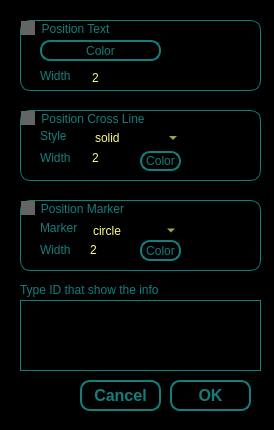
First picture: the form in viewers/phero_bg_info_setting.ui, repository XuelongSun/VColCOSP_GUI, before the edit.
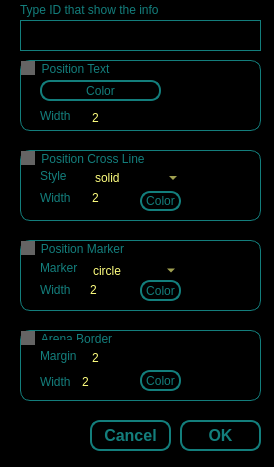
Second picture: the form after the edit.

Commit message: Added arena border display

```diff
--- a/viewers/phero_bg_info_setting.ui
+++ b/viewers/phero_bg_info_setting.ui
@@ -7,7 +7,7 @@
     <x>0</x>
     <y>0</y>
     <width>274</width>
-    <height>430</height>
+    <height>467</height>
    </rect>
   </property>
   <property name="windowTitle">
@@ -21,7 +21,7 @@
    <property name="geometry">
     <rect>
      <x>20</x>
-     <y>20</y>
+     <y>60</y>
      <width>241</width>
      <height>71</height>
     </rect>
@@ -121,7 +121,7 @@
    <property name="geometry">
     <rect>
      <x>20</x>
-     <y>110</y>
+     <y>150</y>
      <width>241</width>
      <height>71</height>
     </rect>
@@ -267,7 +267,7 @@
    <property name="geometry">
     <rect>
      <x>20</x>
-     <y>200</y>
+     <y>240</y>
      <width>241</width>
      <height>71</height>
     </rect>
@@ -412,8 +412,8 @@
   <widget class="QPushButton" name="pb_ok">
    <property name="geometry">
     <rect>
-     <x>170</x>
-     <y>380</y>
+     <x>180</x>
+     <y>420</y>
      <width>81</width>
      <height>31</height>
     </rect>
@@ -437,8 +437,8 @@
   <widget class="QPushButton" name="pb_cancel">
    <property name="geometry">
     <rect>
-     <x>80</x>
-     <y>380</y>
+     <x>90</x>
+     <y>420</y>
      <width>81</width>
      <height>31</height>
     </rect>
@@ -463,7 +463,7 @@
    <property name="geometry">
     <rect>
      <x>20</x>
-     <y>280</y>
+     <y>0</y>
      <width>231</width>
      <height>20</height>
     </rect>
@@ -476,9 +476,9 @@
    <property name="geometry">
     <rect>
      <x>20</x>
-     <y>300</y>
+     <y>20</y>
      <width>241</width>
-     <height>71</height>
+     <height>31</height>
     </rect>
    </property>
    <property name="font">
@@ -494,6 +494,143 @@
 color:rgb(255, 255, 127)</string>
    </property>
   </widget>
+  <widget class="QGroupBox" name="groupBox_arena_border">
+   <property name="geometry">
+    <rect>
+     <x>20</x>
+     <y>330</y>
+     <width>241</width>
+     <height>71</height>
+    </rect>
+   </property>
+   <property name="styleSheet">
+    <string notr="true">QGroupBox::indicator:unchecked{
+	border: 1px solid rgb(100,100,100);
+	background-color:rgb(100,100,100);
+}
+QGroupBox{
+	border: 1px solid rgb(19, 126, 124);
+	border-radius:10px;
+}
+</string>
+   </property>
+   <property name="title">
+    <string>Arena Border</string>
+   </property>
+   <property name="flat">
+    <bool>false</bool>
+   </property>
+   <property name="checkable">
+    <bool>true</bool>
+   </property>
+   <property name="checked">
+    <bool>false</bool>
+   </property>
+   <widget class="QPushButton" name="pb_arena_border_color">
+    <property name="geometry">
+     <rect>
+      <x>120</x>
+      <y>40</y>
+      <width>41</width>
+      <height>21</height>
+     </rect>
+    </property>
+    <property name="styleSheet">
+     <string notr="true">border: 2px solid rgb(19, 126, 124);
+border-radius:10px;</string>
+    </property>
+    <property name="text">
+     <string>Color</string>
+    </property>
+   </widget>
+   <widget class="QLabel" name="lv_arena_border">
+    <property name="geometry">
+     <rect>
+      <x>180</x>
+      <y>10</y>
+      <width>51</width>
+      <height>51</height>
+     </rect>
+    </property>
+    <property name="text">
+     <string/>
+    </property>
+   </widget>
+   <widget class="QLabel" name="label_20">
+    <property name="geometry">
+     <rect>
+      <x>20</x>
+      <y>41</y>
+      <width>41</width>
+      <height>21</height>
+     </rect>
+    </property>
+    <property name="text">
+     <string>Width</string>
+    </property>
+   </widget>
+   <widget class="QSpinBox" name="sb_arena_border_width">
+    <property name="geometry">
+     <rect>
+      <x>60</x>
+      <y>44</y>
+      <width>51</width>
+      <height>16</height>
+     </rect>
+    </property>
+    <property name="styleSheet">
+     <string notr="true">border: 2px soild rgb(19, 126, 124);
+color: rgb(255, 255, 127);
+</string>
+    </property>
+    <property name="maximum">
+     <number>100</number>
+    </property>
+    <property name="value">
+     <number>2</number>
+    </property>
+    <property name="displayIntegerBase">
+     <number>10</number>
+    </property>
+   </widget>
+   <widget class="QLabel" name="label_21">
+    <property name="geometry">
+     <rect>
+      <x>20</x>
+      <y>10</y>
+      <width>41</width>
+      <height>31</height>
+     </rect>
+    </property>
+    <property name="text">
+     <string>Margin</string>
+    </property>
+   </widget>
+   <widget class="QSpinBox" name="sb_arena_border_margin">
+    <property name="geometry">
+     <rect>
+      <x>70</x>
+      <y>20</y>
+      <width>91</width>
+      <height>16</height>
+     </rect>
+    </property>
+    <property name="styleSheet">
+     <string notr="true">border: 2px soild rgb(19, 126, 124);
+color: rgb(255, 255, 127);
+</string>
+    </property>
+    <property name="maximum">
+     <number>100</number>
+    </property>
+    <property name="value">
+     <number>2</number>
+    </property>
+    <property name="displayIntegerBase">
+     <number>10</number>
+    </property>
+   </widget>
+  </widget>
  </widget>
  <resources/>
  <connections/>
```
The commit also changes 3 other files.
